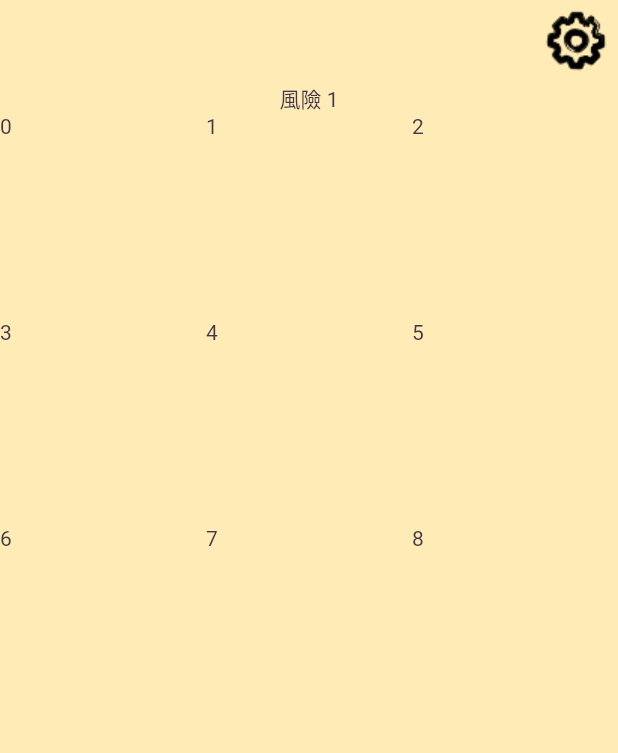
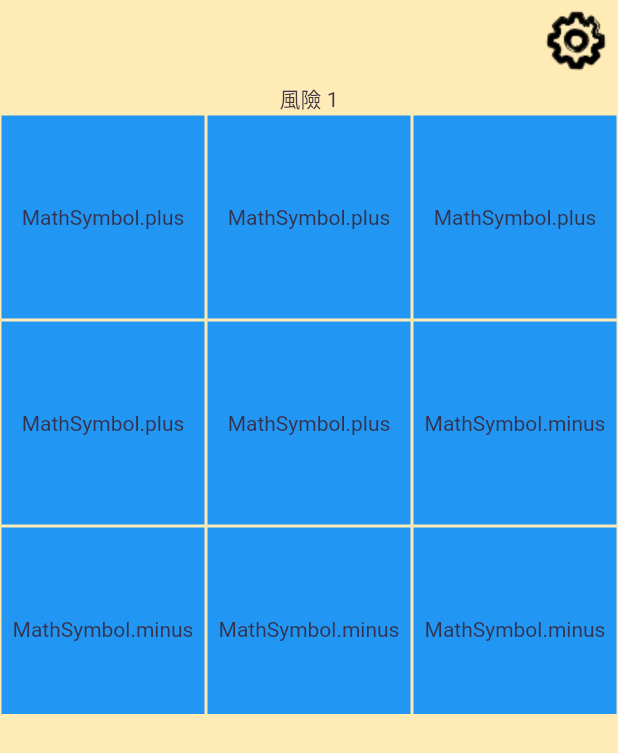
Before and after one commit to JohnsonHuang555/schrodinger-s_box, a Flutter app: the screen it shows after launch, after a tap on "Play", on a phone screen of 412 x 824 dp. Shown: the top 753 px of the screen. Run offline on Flutter 3.47's test engine with Material 2 defaults, Android fonts, the phone set to English and light mode, and no system bars; our stand-ins replace audioplayers, firebase_core, firebase_crashlytics, go_router, google_mobile_ads, in_app_purchase and 1 more; missing offline and left inert: games_services; accounts and stored records are empty.

Commit message:
add game state and game risk and components

```diff
--- /dev/null
+++ b/lib/src/game_internals/game_risk.dart
@@ -0,0 +1,17 @@
+import 'package:game_template/src/game_internals/game_state.dart';
+
+class GameRisk {
+  List<MathSymbol> risk1() {
+    var plusSymbol = _createSymbol(MathSymbol.plus, 5);
+    var minusSymbol = _createSymbol(MathSymbol.minus, 4);
+    return [...plusSymbol, ...minusSymbol];
+  }
+
+  List<T> _createSymbol<T>(T symbol, int count) {
+    List<T> arr = [];
+    for (var i = 0; i < count; i++) {
+      arr.add(symbol);
+    }
+    return arr;
+  }
+}
--- /dev/null
+++ b/lib/src/game_internals/game_state.dart
@@ -0,0 +1,30 @@
+import 'dart:math';
+import 'package:flutter/material.dart';
+import './game_risk.dart';
+
+enum MathSymbol {
+  plus,
+  minus,
+  times,
+  divide,
+}
+
+class GameState extends ChangeNotifier {
+  int? currentRisk;
+  List<MathSymbol> currentSymbols = [];
+
+  GameState() {
+    currentRisk = _getRandomNumber(10);
+    currentSymbols = GameRisk().risk1();
+  }
+
+  /// 產生 1~max 的隨機亂數
+  int _getRandomNumber(int max) {
+    var random = Random();
+    return random.nextInt(max) + 1;
+  }
+
+  void selectSymbol(MathSymbol symbol) {
+    print(symbol);
+  }
+}
--- a/lib/src/play_session/game_board.dart
+++ b/lib/src/play_session/game_board.dart
@@ -1,4 +1,7 @@
 import 'package:flutter/material.dart';
+import 'package:game_template/src/game_internals/game_state.dart';
+import 'package:game_template/src/play_session/game_card.dart';
+import 'package:provider/provider.dart';
 
 class GameBoard extends StatelessWidget {
   const GameBoard({super.key});
@@ -7,11 +10,16 @@ class GameBoard extends StatelessWidget {
   Widget build(BuildContext context) {
     return SizedBox(
       height: 400,
-      child: Expanded(
-          child: GridView.count(
-        crossAxisCount: 3,
-        children: [for (var i = 0; i < 9; i++) Text('${i}')],
-      )),
+      child: Consumer<GameState>(
+        builder: ((context, state, child) {
+          return GridView.count(
+            crossAxisCount: 3,
+            children: state.currentSymbols
+                .map((symbol) => GameCard(symbol: symbol))
+                .toList(),
+          );
+        }),
+      ),
     );
   }
 }
--- /dev/null
+++ b/lib/src/play_session/game_card.dart
@@ -0,0 +1,30 @@
+import 'package:flutter/material.dart';
+import 'package:game_template/src/game_internals/game_state.dart';
+import 'package:provider/provider.dart';
+
+class GameCard extends StatelessWidget {
+  final MathSymbol symbol;
+  const GameCard({super.key, required this.symbol});
+
+  @override
+  Widget build(BuildContext context) {
+    return InkResponse(
+      onTap: () {
+        Provider.of<GameState>(context, listen: false).selectSymbol(symbol);
+      },
+      child: Padding(
+        padding: const EdgeInsets.all(1.0),
+        child: Container(
+          color: Colors.blue,
+          child: Container(
+            decoration: BoxDecoration(
+              borderRadius: BorderRadius.circular(10),
+            ),
+            margin: EdgeInsets.all(3.0),
+            child: Center(child: Text(symbol.toString())),
+          ),
+        ),
+      ),
+    );
+  }
+}
--- a/lib/src/play_session/play_session_screen.dart
+++ b/lib/src/play_session/play_session_screen.dart
@@ -5,6 +5,7 @@
 import 'dart:async';
 
 import 'package:flutter/material.dart';
+import 'package:game_template/src/game_internals/game_state.dart';
 import 'package:game_template/src/play_session/game_board.dart';
 import 'package:go_router/go_router.dart';
 import 'package:logging/logging.dart' hide Level;
@@ -54,6 +55,9 @@ class _PlaySessionScreenState extends State<PlaySessionScreen> {
             onWin: _playerWon,
           ),
         ),
+        ChangeNotifierProvider(
+          create: (context) => GameState(),
+        ),
       ],
       child: IgnorePointer(
         ignoring: _duringCelebration,
@@ -76,7 +80,9 @@ class _PlaySessionScreenState extends State<PlaySessionScreen> {
                         ),
                       ),
                     ),
-                    Text('風險 ${1}'),
+                    Consumer<GameState>(builder: (context, state, child) {
+                      return Text('風險 ${state.currentRisk}');
+                    }),
                     GameBoard(),
                     const Spacer(),
                   ],
```
